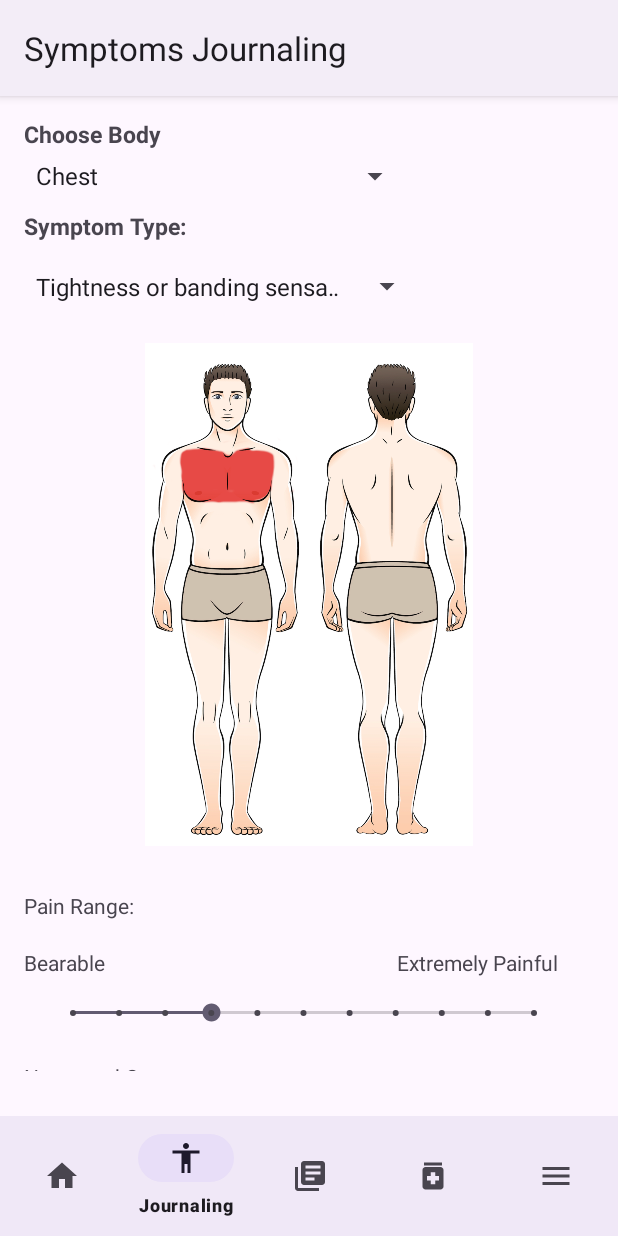
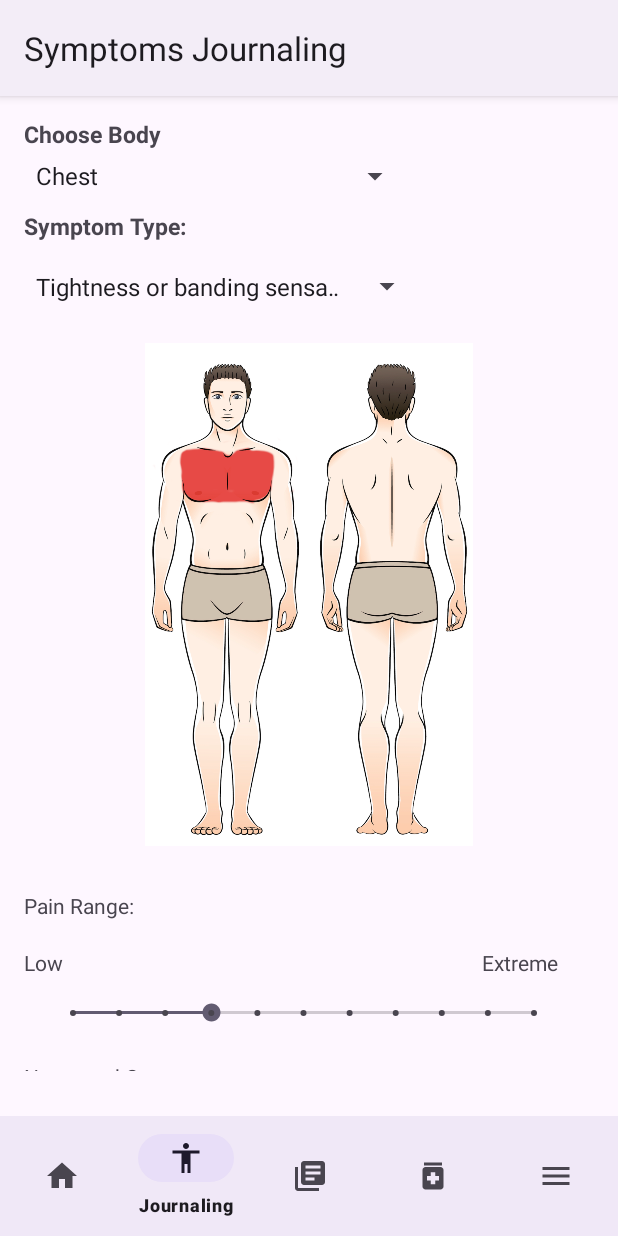
Before and after one commit to SaskPolytechBIS/253project-bisfinal-ms-care-app, an Android app: the SymptomsFragment screen opened through its navigation route, on a phone screen of 412 x 824 dp. Run offline under Robolectric (Android 15) with nearby library versions, the phone set to English and light mode, and no system bars; our stand-ins replace Volley, navigation-ui; libraries missing offline, so code that uses them is left out: com.loopj.android, cz.msebera.android.

Commit message:
Update fragment_symptoms_journaling.xml

```diff
--- a/MSCare Alpha/app/src/main/res/layout/fragment_symptoms_journaling.xml
+++ b/MSCare Alpha/app/src/main/res/layout/fragment_symptoms_journaling.xml
@@ -92,7 +92,7 @@
             android:layout_height="wrap_content"
             android:layout_marginEnd="40dp"
             android:layout_marginBottom="8dp"
-            android:text="Extremely Painful"
+            android:text="Extreme"
             app:layout_constraintBottom_toTopOf="@id/pain_range_bar"
             app:layout_constraintEnd_toEndOf="parent" />
 
@@ -102,7 +102,7 @@
             android:layout_height="wrap_content"
             android:layout_marginStart="16dp"
             android:layout_marginBottom="8dp"
-            android:text="Bearable"
+            android:text="Low"
             app:layout_constraintBottom_toTopOf="@+id/pain_range_bar"
             app:layout_constraintStart_toStartOf="parent" />
 
```
